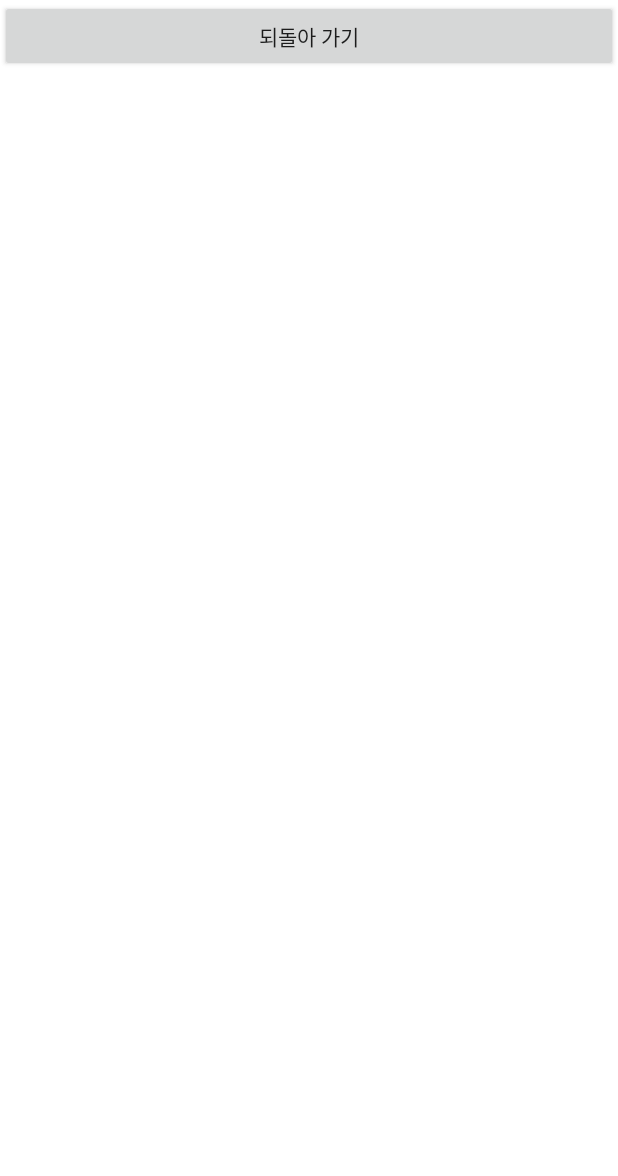
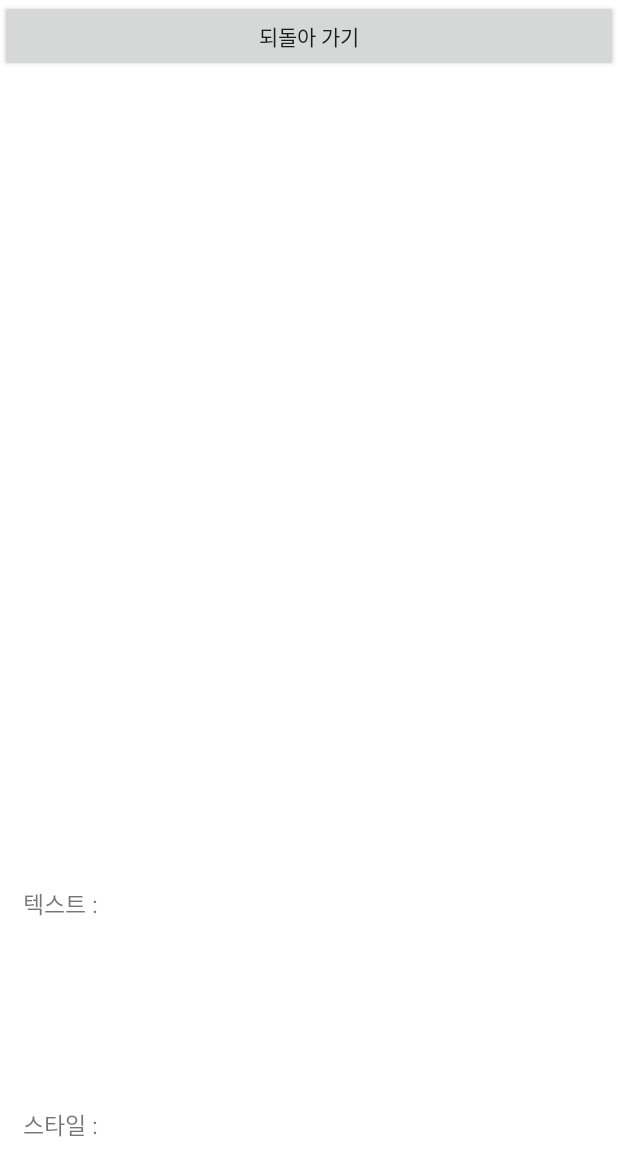
Before and after one commit to lcj1204/draw_imagination, an Android app: the ImageActivity screen opened directly, with no data from a screen before it, on a phone screen of 412 x 824 dp. Shown: the top 1176 px of the screen. Run offline under Robolectric (Android 15) with nearby library versions, the phone set to English and light mode, and no system bars; 2 statements that could not run were skipped.

Commit message:
FEAT: style 추가

```diff
--- a/app/src/main/java/com/example/draw_imagination/gallery/ImageActivity.java
+++ b/app/src/main/java/com/example/draw_imagination/gallery/ImageActivity.java
@@ -20,6 +20,7 @@ public class ImageActivity extends Activity {
     Button back;
     ImageView imageView;
     TextView textView;
+    TextView styleView;
 
     @Override
     protected void onCreate(Bundle savedInstanceState) {
@@ -28,8 +29,10 @@ public class ImageActivity extends Activity {
 
         imageView = (ImageView) findViewById(R.id.gal_imageView);
         textView = (TextView) findViewById(R.id.gal_textView);
+        styleView = (TextView) findViewById(R.id.gal_styleView);
         setImage(imageView);
-        setText(textView);
+        setText(textView, "text ID");
+        setText(styleView, "style ID");
 
         back = (Button) findViewById(R.id.gal_back);
         back.setOnClickListener(new View.OnClickListener() {
@@ -45,9 +48,16 @@ public class ImageActivity extends Activity {
             @Override
             public boolean onLongClick(View view) {
                 String text = textView.getText().toString();
+                createClipData(text);
+                return false;
+            }
+        });
 
+        styleView.setOnLongClickListener(new View.OnLongClickListener() {
+            @Override
+            public boolean onLongClick(View view) {
+                String text = styleView.getText().toString();
                 createClipData(text);
-
                 return false;
             }
         });
@@ -61,12 +71,12 @@ public class ImageActivity extends Activity {
         imageView.setImageResource(imgID);
     }
 
-    private void setText(TextView textView) {
+    private void setText(TextView textView, String ID) {
         Intent receivedIntent = getIntent();
 
         // intent로 읽은 이미지 ID -> ImageView의 리로스로 설정
-        String texts = (String) receivedIntent.getExtras().get("text ID");
-        textView.setText(texts);
+        String text = (String) receivedIntent.getExtras().get(ID);
+        textView.setText(text);
     }
 
     public void createClipData(String message){
--- a/app/src/main/java/com/example/draw_imagination/gallery/ImageClickListener.java
+++ b/app/src/main/java/com/example/draw_imagination/gallery/ImageClickListener.java
@@ -11,12 +11,14 @@ public class ImageClickListener implements View.OnClickListener {
     Context context;
     int imgID;
     String text;
+    String style;
 //    int imgID2;
 
-    public ImageClickListener(Context context, int imgID, String text) {
+    public ImageClickListener(Context context, int imgID, String text, String style) {
         this.context = context;
         this.imgID = imgID;
         this.text = text;
+        this.style = style;
 //        this.imgID2 = imgID2;
     }
 
@@ -24,6 +26,7 @@ public class ImageClickListener implements View.OnClickListener {
         Intent intent = new Intent(context, ImageActivity.class);
         intent.putExtra("image ID", imgID);
         intent.putExtra("text ID", text);
+        intent.putExtra("style ID", style);
 //        intent.putExtra("image ID2", imgID2);
         context.startActivity(intent);
     }
--- a/app/src/main/java/com/example/draw_imagination/gallery/ImageGridAdapter.java
+++ b/app/src/main/java/com/example/draw_imagination/gallery/ImageGridAdapter.java
@@ -17,11 +17,13 @@ public class ImageGridAdapter extends BaseAdapter {
     Context context = null;
     int [] imgIDs = null;
     String [] texts = null;
+    String [] styles = null;
 
-    public ImageGridAdapter(Context context, int[] imgID, String [] texts) {
+    public ImageGridAdapter(Context context, int[] imgID, String[] texts, String[] styles) {
         this.context = context;
         this.imgIDs = imgID;
         this.texts = texts;
+        this.styles = styles;
     }
 
     public int getCount() {
@@ -50,7 +52,7 @@ public class ImageGridAdapter extends BaseAdapter {
             imageView.setAdjustViewBounds(true);
             imageView.setImageBitmap(bp);
 
-            ImageClickListener imageViewClickListener = new ImageClickListener(context, imgIDs[position], texts[position]);
+            ImageClickListener imageViewClickListener = new ImageClickListener(context, imgIDs[position], texts[position], styles[position]);
             imageView.setOnClickListener(imageViewClickListener);
         }
         return imageView;
--- a/app/src/main/res/layout/fragment_gallery_dialog.xml
+++ b/app/src/main/res/layout/fragment_gallery_dialog.xml
@@ -19,14 +19,51 @@
         android:layout_height="wrap_content"
         android:src="@drawable/ic_launcher_background"
         android:layout_weight="4" />
-
-    <TextView
-        android:id="@+id/gal_textView"
+    <LinearLayout
         android:layout_width="match_parent"
         android:layout_height="wrap_content"
         android:layout_weight="1"
-        android:gravity="center"
-        android:text="텍스트 들어갈 곳..."
-        android:textSize="20dp"/>
+        android:orientation="horizontal">
+        <TextView
+            android:layout_width="match_parent"
+            android:layout_height="match_parent"
+            android:layout_weight="4"
+            android:gravity="center|left"
+            android:paddingLeft="15dp"
+            android:text="텍스트 : "
+            android:textSize="15dp"/>
+        <TextView
+            android:id="@+id/gal_textView"
+            android:layout_width="match_parent"
+            android:layout_height="match_parent"
+            android:layout_weight="1"
+            android:gravity="center|left"
+            android:paddingLeft="15dp"
+            android:text="텍스트뷰"
+            android:textSize="20dp"/>
+    </LinearLayout>
+    <LinearLayout
+        android:layout_width="match_parent"
+        android:layout_height="wrap_content"
+        android:layout_weight="1"
+        android:orientation="horizontal">
+        <TextView
+            android:layout_width="match_parent"
+            android:layout_height="match_parent"
+            android:layout_weight="4"
+            android:gravity="center|left"
+            android:paddingLeft="15dp"
+            android:text="스타일 : "
+            android:textSize="15dp"/>
+        <TextView
+            android:id="@+id/gal_styleView"
+            android:layout_width="match_parent"
+            android:layout_height="match_parent"
+            android:layout_weight="1"
+            android:gravity="center|left"
+            android:paddingLeft="15dp"
+            android:text="스타일뷰"
+            android:textSize="20dp"/>
+    </LinearLayout>
 
 </LinearLayout>
```
Also changed, not shown: app/src/main/java/com/example/draw_imagination/Fragment_gallery.java (+22 -18 lines).
